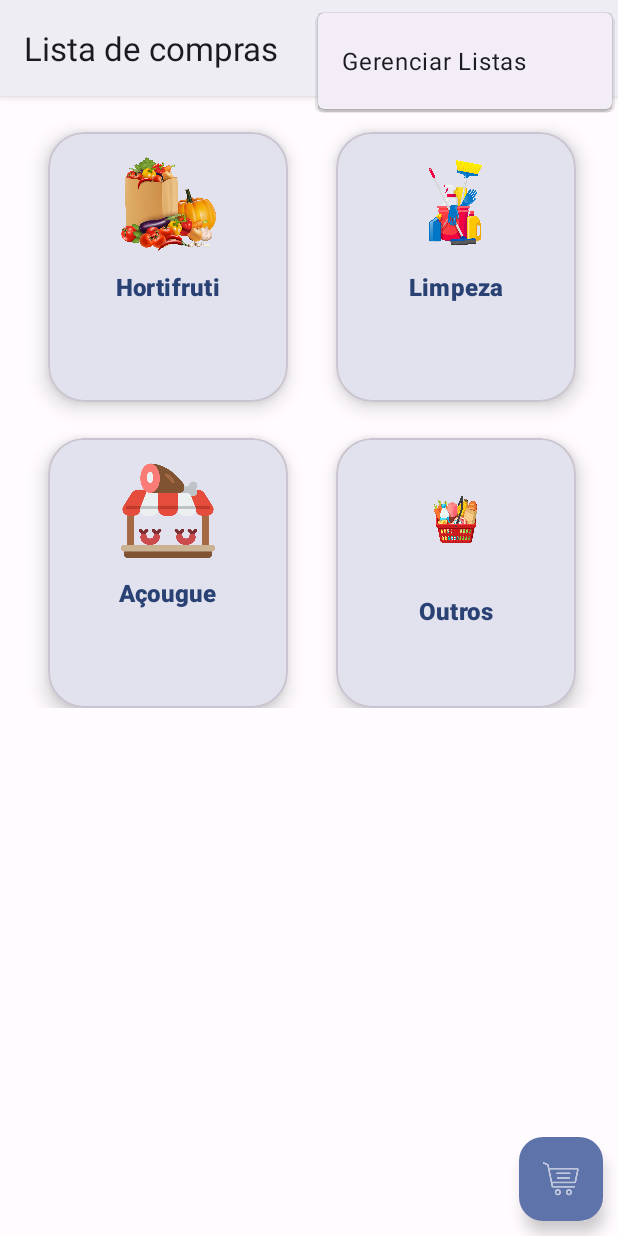
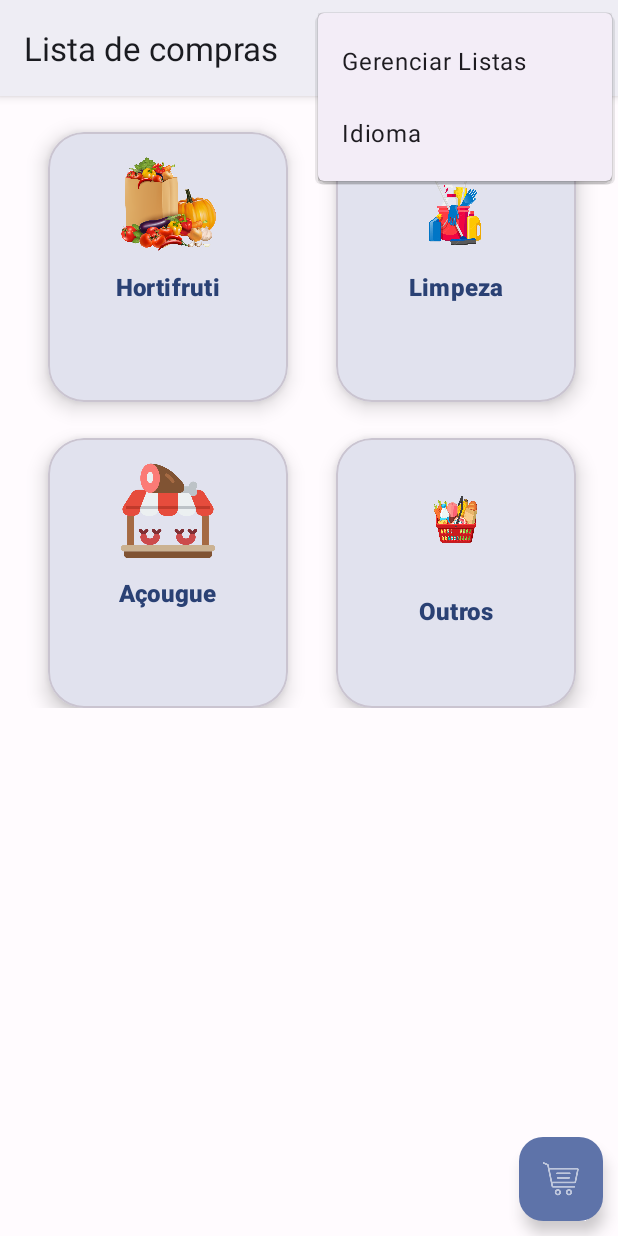
Before and after one commit to lotaviods/supermarket-android-app, an Android app built with Jetpack Compose: the screen it shows after launch (MainActivity), with the options menu open, on a phone screen of 412 x 824 dp. Run offline under Robolectric (Android 15) with nearby library versions, the phone set to English and light mode, and no system bars; our stand-ins replace Room's generated code, navigation-ui; 3 statements that could not run were skipped.

Commit message:
feat: add bilingual support with language switching
- add English strings in values-en/strings.xml
- add LanguageHelper utility for language management
- add language selection menu option
- update MainActivity, CartActivity, and Application with language support
- replace hardcoded strings with string resources in layouts
- add translated category titles and button text
- update content descriptions for accessibility
- language preference persists across app sessions

```diff
--- /dev/null
+++ b/app/src/main/java/br/com/lotaviods/listadecompras/helper/LanguageHelper.kt
@@ -0,0 +1,37 @@
+package br.com.lotaviods.listadecompras.helper
+
+import android.content.Context
+import android.content.SharedPreferences
+import android.content.res.Configuration
+import java.util.Locale
+
+object LanguageHelper {
+    private const val PREFS_NAME = "language_prefs"
+    private const val KEY_LANGUAGE = "selected_language"
+
+    fun setLanguage(context: Context, languageCode: String) {
+        val prefs = context.getSharedPreferences(PREFS_NAME, Context.MODE_PRIVATE)
+        prefs.edit().putString(KEY_LANGUAGE, languageCode).apply()
+
+        updateLocale(context, languageCode)
+    }
+
+    fun getLanguage(context: Context): String {
+        val prefs = context.getSharedPreferences(PREFS_NAME, Context.MODE_PRIVATE)
+        return prefs.getString(KEY_LANGUAGE, "pt") ?: "pt"
+    }
+
+    fun updateLocale(context: Context, languageCode: String) {
+        val locale = Locale(languageCode)
+        Locale.setDefault(locale)
+
+        val config = Configuration(context.resources.configuration)
+        config.setLocale(locale)
+        context.resources.updateConfiguration(config, context.resources.displayMetrics)
+    }
+
+    fun applyLanguage(context: Context) {
+        val languageCode = getLanguage(context)
+        updateLocale(context, languageCode)
+    }
+}
--- a/app/src/main/java/br/com/lotaviods/listadecompras/ui/app/Application.kt
+++ b/app/src/main/java/br/com/lotaviods/listadecompras/ui/app/Application.kt
@@ -5,6 +5,7 @@ import androidx.room.RoomDatabase
 import androidx.sqlite.db.SupportSQLiteDatabase
 import br.com.lotaviods.listadecompras.R
 import br.com.lotaviods.listadecompras.data.database.AppDatabase
+import br.com.lotaviods.listadecompras.helper.LanguageHelper
 import br.com.lotaviods.listadecompras.repository.CartRepository
 import br.com.lotaviods.listadecompras.repository.ItemRepository
 import br.com.lotaviods.listadecompras.widget.repository.ShoppingWidgetRepository
@@ -42,13 +43,15 @@ class Application : android.app.Application() {
 
     override fun onCreate() {
         super.onCreate()
+
+        // Apply saved language
+        LanguageHelper.applyLanguage(this)
+
         startKoin {
             androidLogger()
             androidContext(this@Application)
             modules(appModule)
         }
-
-
     }
 
 
--- a/app/src/main/java/br/com/lotaviods/listadecompras/ui/cart/CartActivity.kt
+++ b/app/src/main/java/br/com/lotaviods/listadecompras/ui/cart/CartActivity.kt
@@ -17,6 +17,7 @@ import androidx.core.view.WindowInsetsControllerCompat
 import br.com.lotaviods.listadecompras.R
 import br.com.lotaviods.listadecompras.constantes.Constantes
 import br.com.lotaviods.listadecompras.databinding.ActivityCartBinding
+import br.com.lotaviods.listadecompras.helper.LanguageHelper
 import br.com.lotaviods.listadecompras.helper.PrecoHelper
 import br.com.lotaviods.listadecompras.model.item.Item
 import br.com.lotaviods.listadecompras.repository.CartRepository
@@ -67,6 +68,10 @@ class CartActivity : AppCompatActivity() {
 
     override fun onCreate(savedInstanceState: Bundle?) {
         super.onCreate(savedInstanceState)
+
+        // Apply saved language
+        LanguageHelper.applyLanguage(this)
+
         enableEdgeToEdge()
         window.statusBarColor = android.graphics.Color.TRANSPARENT
         WindowInsetsControllerCompat(window, window.decorView).isAppearanceLightStatusBars = true
--- a/app/src/main/res/layout/activity_main.xml
+++ b/app/src/main/res/layout/activity_main.xml
@@ -19,7 +19,7 @@
         android:layout_width="wrap_content"
         android:layout_height="wrap_content"
         android:layout_margin="10dp"
-        android:contentDescription="Carrinho de compras"
+        android:contentDescription="@string/shopping_cart_desc"
         app:layout_constraintBottom_toBottomOf="parent"
         app:layout_constraintEnd_toEndOf="parent"
         app:srcCompat="@drawable/ic_shopping_cart" />
--- a/app/src/main/res/layout/fragment_categorias.xml
+++ b/app/src/main/res/layout/fragment_categorias.xml
@@ -11,7 +11,7 @@
         android:layout_width="150dp"
         android:layout_height="0dp"
         android:layout_margin="16dp"
-        android:text="Adicionar novo item"
+        android:text="@string/add_new_item"
         android:textAllCaps="false"
         app:layout_constraintEnd_toEndOf="parent"
         app:layout_constraintStart_toStartOf="parent"
--- a/app/src/main/res/layout/fragment_main.xml
+++ b/app/src/main/res/layout/fragment_main.xml
@@ -32,7 +32,7 @@
                     android:id="@+id/legumesImageView"
                     android:layout_width="64dp"
                     android:layout_height="64dp"
-                    android:contentDescription="Hortifruti"
+                    android:contentDescription="@string/category_hortifruti"
                     android:src="@drawable/ic_legumes"
                     app:layout_constraintTop_toTopOf="parent"
                     app:layout_constraintStart_toStartOf="parent"
@@ -43,7 +43,7 @@
                     android:layout_width="wrap_content"
                     android:layout_height="wrap_content"
                     android:layout_marginTop="12dp"
-                    android:text="Hortifruti"
+                    android:text="@string/category_hortifruti"
                     android:textStyle="bold"
                     android:textAppearance="@style/TextAppearance.Material3.TitleMedium"
                     android:textColor="?attr/colorPrimary"
@@ -76,7 +76,7 @@
                     android:id="@+id/limpezaImageView"
                     android:layout_width="64dp"
                     android:layout_height="64dp"
-                    android:contentDescription="Limpeza"
+                    android:contentDescription="@string/category_limpeza"
                     android:src="@drawable/ic_limpeza"
                     app:layout_constraintTop_toTopOf="parent"
                     app:layout_constraintStart_toStartOf="parent"
@@ -87,7 +87,7 @@
                     android:layout_width="wrap_content"
                     android:layout_height="wrap_content"
                     android:layout_marginTop="12dp"
-                    android:text="Limpeza"
+                    android:text="@string/category_limpeza"
                     android:textStyle="bold"
                     android:textAppearance="@style/TextAppearance.Material3.TitleMedium"
                     android:textColor="?attr/colorPrimary"
@@ -119,7 +119,7 @@
                     android:id="@+id/acougueImageView"
                     android:layout_width="64dp"
                     android:layout_height="64dp"
-                    android:contentDescription="Açougue"
+                    android:contentDescription="@string/category_acougue"
                     android:src="@drawable/ic_acougue"
                     app:layout_constraintTop_toTopOf="parent"
                     app:layout_constraintStart_toStartOf="parent"
@@ -130,7 +130,7 @@
                     android:layout_width="wrap_content"
                     android:layout_height="wrap_content"
                     android:layout_marginTop="12dp"
-                    android:text="Açougue"
+                    android:text="@string/category_acougue"
                     android:textStyle="bold"
                     android:textAppearance="@style/TextAppearance.Material3.TitleMedium"
                     android:textColor="?attr/colorPrimary"
@@ -163,7 +163,7 @@
                     android:id="@+id/outrasComprasImageView"
                     android:layout_width="76dp"
                     android:layout_height="76dp"
-                    android:contentDescription="Outros"
+                    android:contentDescription="@string/category_outros"
                     android:src="@drawable/ic_compras"
                     app:layout_constraintTop_toTopOf="parent"
                     app:layout_constraintStart_toStartOf="parent"
@@ -174,7 +174,7 @@
                     android:layout_width="wrap_content"
                     android:layout_height="wrap_content"
                     android:layout_marginTop="12dp"
-                    android:text="Outros"
+                    android:text="@string/category_outros"
                     android:textStyle="bold"
                     android:textAppearance="@style/TextAppearance.Material3.TitleMedium"
                     android:textColor="?attr/colorPrimary"
@@ -192,7 +192,7 @@
             android:layout_height="wrap_content"
             android:layout_marginTop="32dp"
             android:layout_marginBottom="16dp"
-            android:text="Adicionar widget"
+            android:text="@string/add_widget"
             style="@style/Widget.Material3.Button.ElevatedButton"
             app:cornerRadius="16dp"
             app:iconPadding="12dp"
--- a/app/src/main/res/menu/main_menu.xml
+++ b/app/src/main/res/menu/main_menu.xml
@@ -5,4 +5,8 @@
         android:id="@+id/action_manage_lists"
         android:title="@string/manage_lists"
         app:showAsAction="never" />
+    <item
+        android:id="@+id/action_language"
+        android:title="@string/language"
+        app:showAsAction="never" />
 </menu>
--- a/app/src/main/res/values/strings.xml
+++ b/app/src/main/res/values/strings.xml
@@ -54,4 +54,23 @@
     <string name="empty_cart_subtitle">Tente adicionar alguns itens</string>
     <string name="back">Voltar</string>
     <string name="subtotal">Subtotal:</string>
+
+    <!-- Categories -->
+    <string name="category_hortifruti">Hortifruti</string>
+    <string name="category_limpeza">Limpeza</string>
+    <string name="category_acougue">Açougue</string>
+    <string name="category_outros">Outros</string>
+
+    <!-- Buttons -->
+    <string name="add_new_item">Adicionar novo item</string>
+    <string name="add_widget">Adicionar widget</string>
+
+    <!-- Content Descriptions -->
+    <string name="shopping_cart_desc">Carrinho de compras</string>
+
+    <!-- Language -->
+    <string name="language">Idioma</string>
+    <string name="select_language">Selecionar Idioma</string>
+    <string name="portuguese">Português</string>
+    <string name="english">Inglês</string>
 </resources>
```
Also changed, not shown: app/src/main/java/br/com/lotaviods/listadecompras/ui/MainActivity.kt (+30 -0 lines), app/src/main/java/br/com/lotaviods/listadecompras/ui/categorias/CategoriasFragment.kt (+5 -5 lines), 1 other file.
